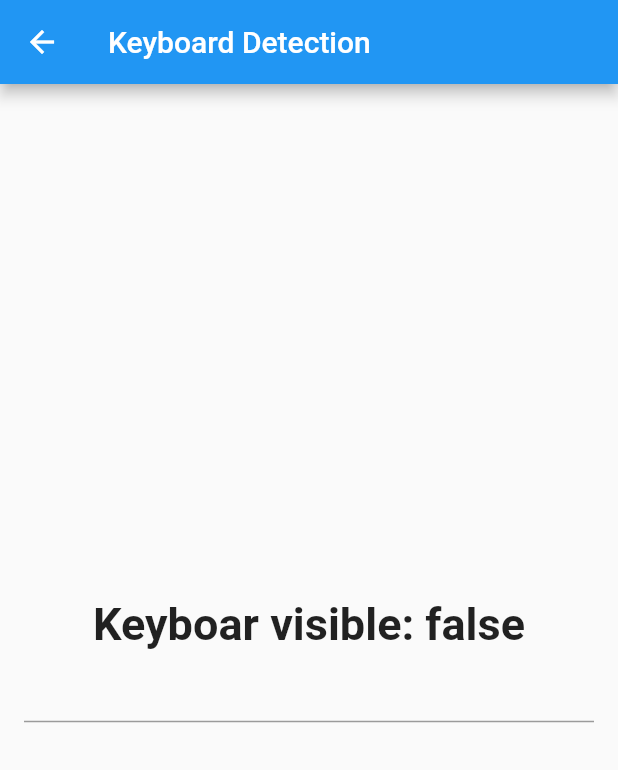
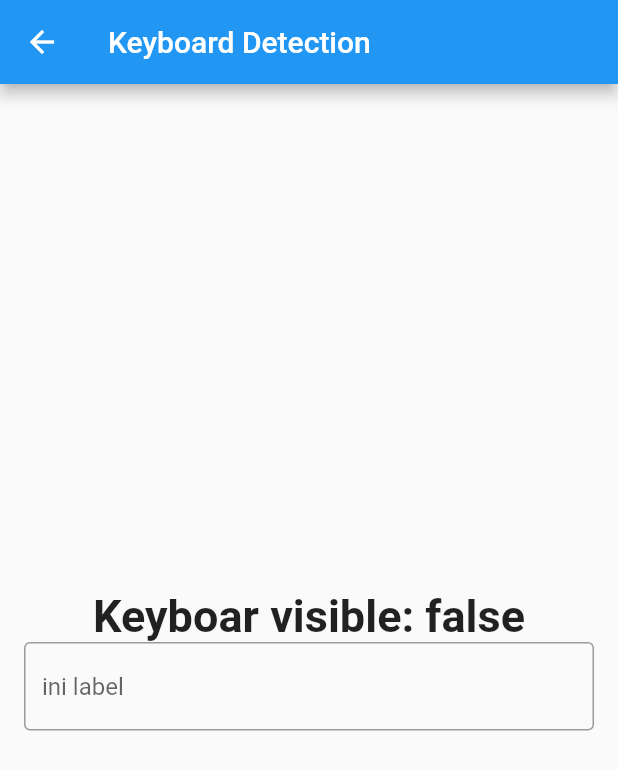
Before and after one commit to inyong1/learning-flutter, a Flutter app: the screen it shows after launch, after a tap on "Keyboard detection", on a phone screen of 412 x 824 dp. Shown: the top 770 px of the screen. Run offline on Flutter 3.47's test engine with Material 2 defaults, Android fonts, the phone set to English and light mode, and no system bars; our stand-ins replace dio, get, syncfusion_flutter_datepicker; missing offline and left inert: flutter_inappwebview.

Commit message:
Bermain dengan sync fution

```diff
--- a/lib/presenters/app_pages..dart
+++ b/lib/presenters/app_pages.dart
@@ -1,5 +1,6 @@
 import 'package:get/get.dart';
 import 'package:learning_flutter/presenters/app_routes.dart';
+import 'package:learning_flutter/presenters/pages/and_logic/and_logic_page.dart';
 import 'package:learning_flutter/presenters/pages/circle_color/circle_color_page.dart';
 import 'package:learning_flutter/presenters/pages/dynamic_route/dynamic_route_controller.dart';
 import 'package:learning_flutter/presenters/pages/dynamic_route/dynamic_route_page.dart';
@@ -18,6 +19,7 @@ import 'package:learning_flutter/presenters/pages/mutli_instance/multi_instance_
 import 'package:learning_flutter/presenters/pages/radiolisttile/radio_listtile_page.dart';
 import 'package:learning_flutter/presenters/pages/scroll_listener/scroll_listener_controller.dart';
 import 'package:learning_flutter/presenters/pages/scroll_listener/scroll_listener_page.dart';
+import 'package:learning_flutter/presenters/pages/syncfution/sync_fution_page.dart';
 import 'package:learning_flutter/presenters/pages/tabbar_in_popup/tabbar_in_popup_controller.dart';
 import 'package:learning_flutter/presenters/pages/tabbar_in_popup/tabbar_in_popup_page.dart';
 import 'package:learning_flutter/presenters/pages/textfield_in_bottomsheet/text_field_in_bottom_sheet_page.dart';
@@ -27,6 +29,7 @@ import 'package:learning_flutter/presenters/pages/webview/webview_page.dart';
 import 'package:learning_flutter/presenters/pages/widget_bolong/widget_bolong_page.dart';
 import 'package:learning_flutter/presenters/pages/wrapcontent_dialog/wrap_content_dialog_page.dart';
 
+import 'pages/sinwave/sine_wave_page.dart';
 import 'pages/timer/timer_example_controller.dart';
 
 abstract class AppPages {
@@ -137,5 +140,17 @@ abstract class AppPages {
       name: AppRoutes.intrinsicheight,
       page: () => const IntrinsicHeightPage(),
     ),
+    GetPage(
+      name: AppRoutes.sineWave,
+      page: () => const SineWavePage(),
+    ),
+    GetPage(
+      name: AppRoutes.andLogic,
+      page: () => const AndLogicPage(),
+    ),
+    GetPage(
+      name: AppRoutes.syncFution,
+      page: () => const SyncFutionPage(),
+    ),
   ];
 }
--- a/lib/presenters/app_routes.dart
+++ b/lib/presenters/app_routes.dart
@@ -18,4 +18,7 @@ abstract class AppRoutes {
   static const keyboardDetection = "/keybaord-detection";
   static const intrinsicheight = "/intrinsic-height";
   static const widgetBolong = "/widget-bolong";
+  static const sineWave = "/sine-wave";
+  static const andLogic = "/and-logic";
+  static const syncFution = "/sync-function";
 }
--- a/lib/presenters/pages/home/home_page.dart
+++ b/lib/presenters/pages/home/home_page.dart
@@ -12,6 +12,18 @@ class HomePage extends StatelessWidget {
         title: const Text("Learning Flutter"),
       ),
       body: ListView(padding: const EdgeInsets.all(10), children: [
+        ListTile(
+          title: const Text("Sync Fution"),
+          onTap: () => Get.toNamed(AppRoutes.syncFution),
+        ),
+        ListTile(
+          title: const Text("And logic"),
+          onTap: () => Get.toNamed(AppRoutes.andLogic),
+        ),
+        ListTile(
+          title: const Text("Sine Wave"),
+          onTap: () => Get.toNamed(AppRoutes.sineWave),
+        ),
         ListTile(
           title: const Text("Widget Bolong"),
           onTap: () => Get.toNamed(AppRoutes.widgetBolong),
--- a/lib/presenters/pages/keyboard_detection/keyboard_detection_controller.dart
+++ b/lib/presenters/pages/keyboard_detection/keyboard_detection_controller.dart
@@ -8,20 +8,19 @@ class KeyboardDetectionController extends GetxController
   @override
   void onInit() {
     super.onInit();
-    WidgetsBinding.instance?.addObserver(this);
+    WidgetsBinding.instance.addObserver(this);
   }
 
   @override
   void onClose() {
-    WidgetsBinding.instance?.removeObserver(this);
+    WidgetsBinding.instance.removeObserver(this);
     super.onClose();
   }
 
   @override
   void didChangeMetrics() {
     super.didChangeMetrics();
-    final double inset =
-        WidgetsBinding.instance?.window.viewInsets.bottom ?? 0.0;
+    final double inset = WidgetsBinding.instance.window.viewInsets.bottom;
     keyboardShownObs.value = inset != 0.0;
   }
 }
--- a/lib/presenters/pages/keyboard_detection/keyboard_detection_page.dart
+++ b/lib/presenters/pages/keyboard_detection/keyboard_detection_page.dart
@@ -26,7 +26,15 @@ class KeyboardDetectionPage extends GetView<KeyboardDetectionController> {
                       fontSize: 30, fontWeight: FontWeight.bold),
                 ),
               ),
-              const TextField()
+              const TextField(
+                decoration: InputDecoration(
+                  border: OutlineInputBorder(),
+                  labelText: "ini label",
+                  floatingLabelAlignment: FloatingLabelAlignment.center,
+                  alignLabelWithHint: true,
+                ),
+                textAlign: TextAlign.center,
+              )
             ],
           ),
         ));
--- a/lib/presenters/pages/timer/timer_example_controller.dart
+++ b/lib/presenters/pages/timer/timer_example_controller.dart
@@ -1,18 +1,20 @@
 import 'dart:async';
 
-import 'package:flutter/cupertino.dart';
 import 'package:get/get.dart';
 import 'package:intl/intl.dart';
-
-import '../getx_obx/getx_obx_controller.dart';
 
 class TimerExampleController extends GetxController {
   final timerObs = "--:--".obs;
   late Timer _timer;
+  StreamSubscription? subscription;
 
   @override
   void onInit() {
     super.onInit();
+    subscription = timerObs.stream.listen((event) {
+      print("Observable changed");
+    });
+
     const time1 = "07:07";
     const time2 = "12:07";
     final DateFormat format = DateFormat("HH:mm");
@@ -24,7 +26,7 @@ class TimerExampleController extends GetxController {
       final menit = "${dur.inMinutes % 60}".padLeft(2, "0");
       timerObs.value = "${dur.inHours}:$menit:$detik";
       dur = Duration(seconds: dur.inSeconds - 1);
-      if (dur.inSeconds <=0) {
+      if (dur.inSeconds <= 0) {
         t.cancel();
       }
     });
```
Also changed, not shown: lib/main.dart (+24 -1 lines), lib/presenters/pages/and_logic/and_logic_page.dart (added, +56 -0 lines), lib/presenters/pages/sinwave/sine_wave_page.dart (added, +108 -0 lines), lib/presenters/pages/slider/slider_page.dart (added, +10 -0 lines), lib/presenters/pages/syncfution/sync_fution_date_picker.dart (added, +25 -0 lines), lib/presenters/pages/syncfution/sync_fution_page.dart (added, +28 -0 lines), lib/presenters/pages/webview/webview_page.dart (+23 -14 lines), pubspec.yaml (+7 -5 lines).
